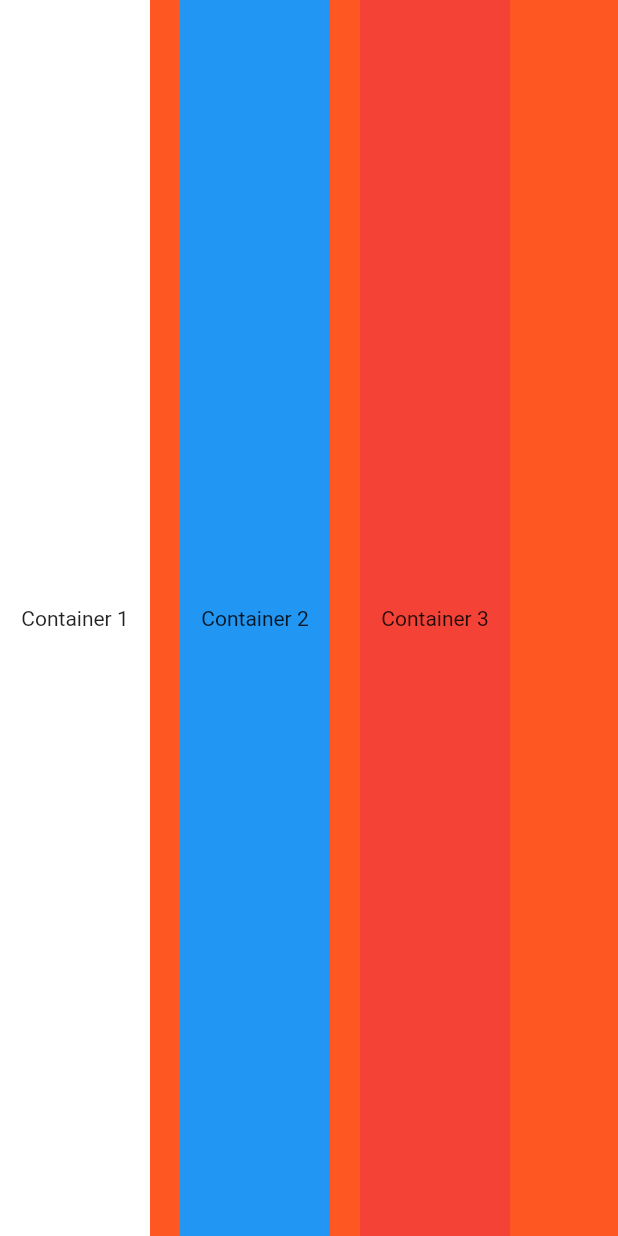
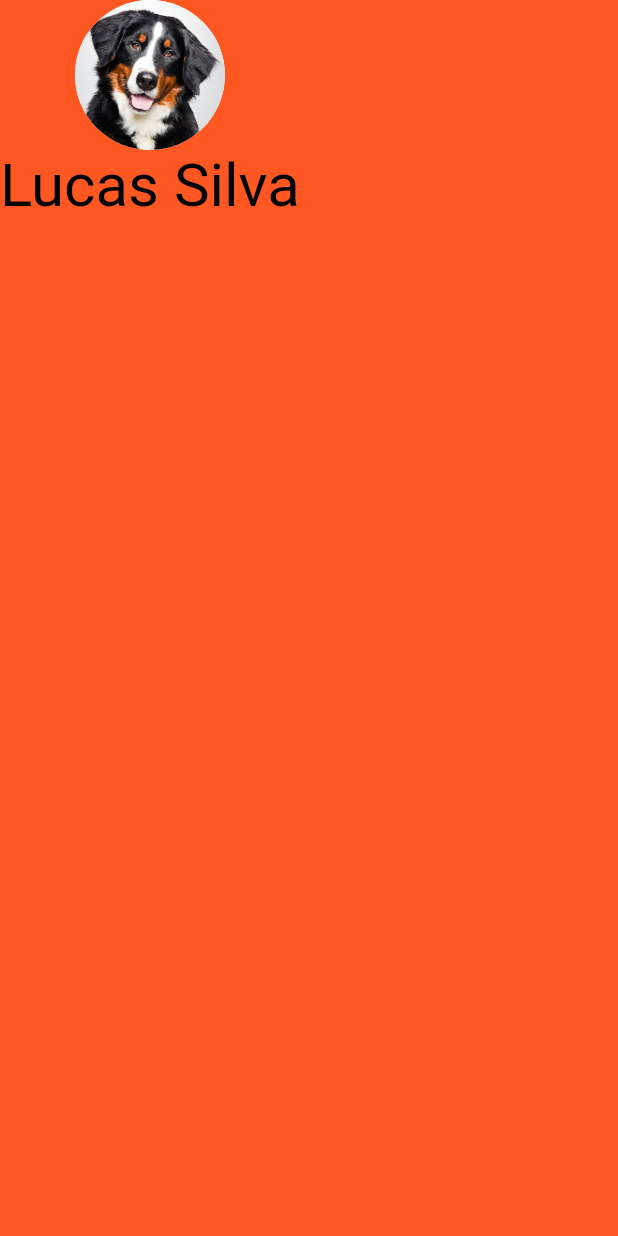
Before and after one commit to lucsilva1999/app_cartaodevisita, a Flutter app: the screen it shows after launch, on a phone screen of 412 x 824 dp. Run offline on Flutter 3.47's test engine with Material 2 defaults, Android fonts, the phone set to English and light mode, and no system bars.

Commit message:
Adicionando avatar a tela do app.

```diff
--- a/lib/main.dart
+++ b/lib/main.dart
@@ -13,28 +13,23 @@ class MyApp extends StatelessWidget {
       home: Scaffold(
         backgroundColor: Colors.deepOrange,
         body: SafeArea(
-            child: Row(
-          crossAxisAlignment: CrossAxisAlignment.stretch,
-          children: [
-            Container(
-                width: 100.0,
-                alignment: Alignment.center,
-                color: Colors.white,
-                child: Text("Container 1")),
-            SizedBox(width: 20.0),
-            Container(
-                width: 100.0,
-                alignment: Alignment.center,
-                color: Colors.blue,
-                child: Text("Container 2")),
-            SizedBox(width: 20.0),
-            Container(
-                width: 100.0,
-                alignment: Alignment.center,
-                color: Colors.red,
-                child: Text("Container 3")),
-          ],
-        )),
+            child: Column(
+                children: const <Widget>[
+              CircleAvatar(
+                radius: 50.0,
+                backgroundColor: Colors.white,
+                backgroundImage: AssetImage("assets/images/dog.jpg"),
+              ),
+                Text(
+                  "Lucas Silva",
+                  style: TextStyle(
+                    fontSize: 40,
+                    color: Colors.black,
+                  ),
+                )
+                ]
+            )
+        ),
       ),
     );
   }
```
Also changed, not shown: pubspec.yaml (+2 -9 lines), assets/images/dog.jpg (added), assets/images/dog2.jpg (added).
